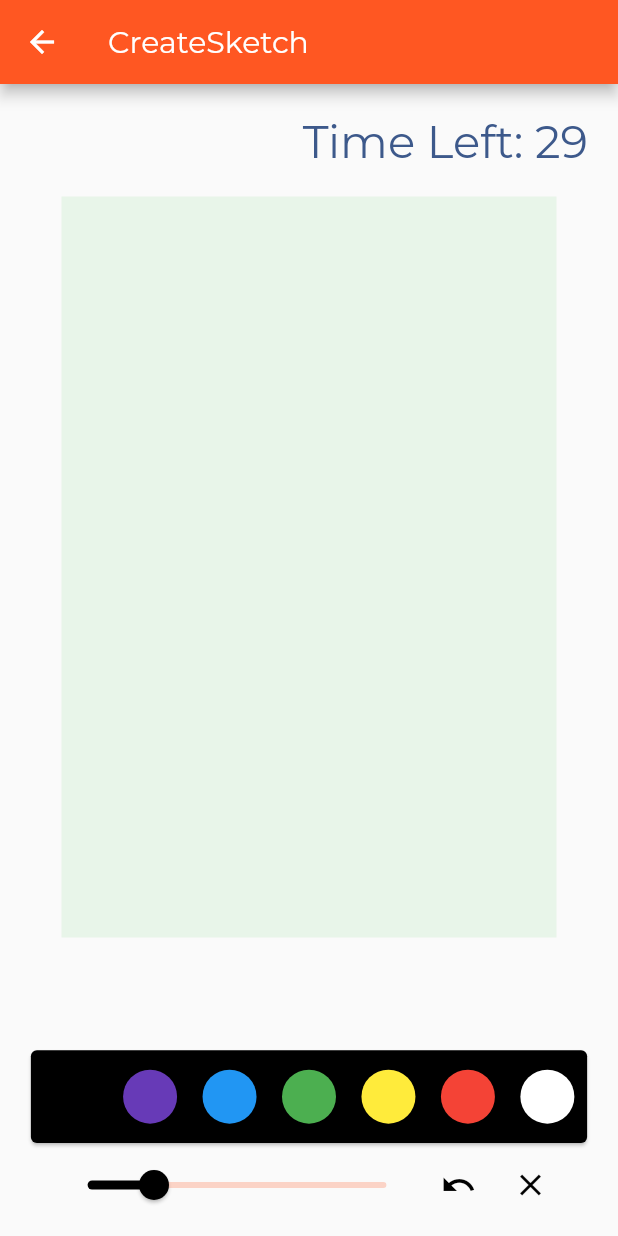
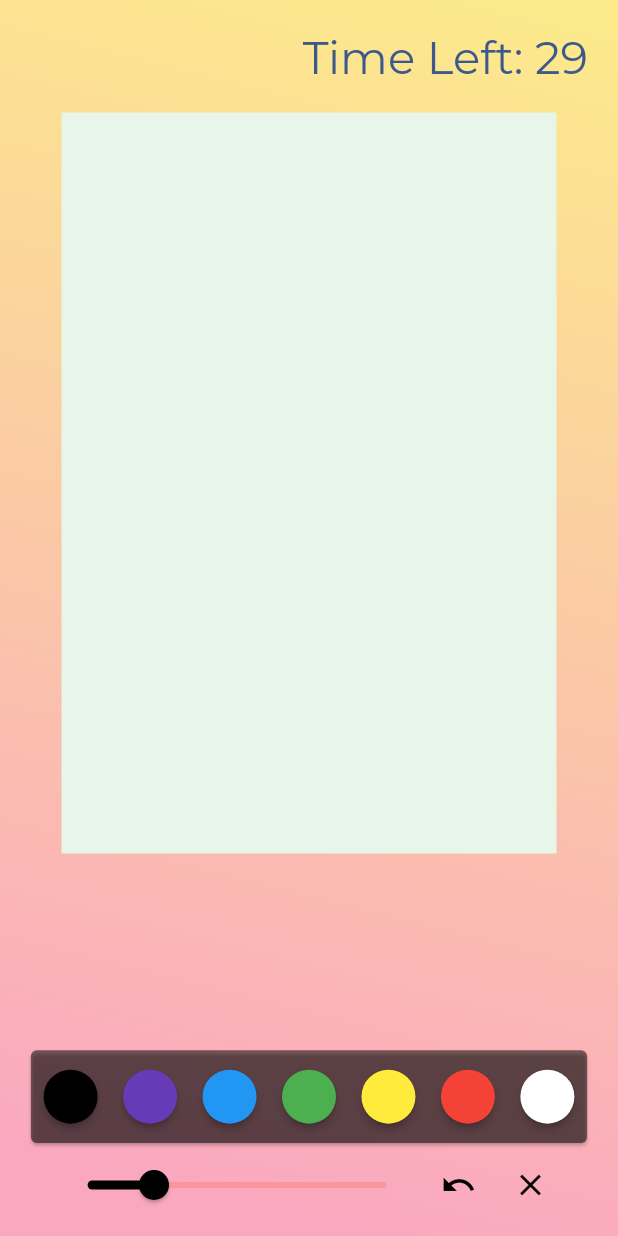
Before and after one commit to nachiketingle/new_hack_who_this, a Flutter app: the CreateSketch screen opened by its route, on a phone screen of 412 x 824 dp. Run offline on Flutter 3.47's test engine with Material 2 defaults, Android fonts, the phone set to English and light mode, and no system bars; our stand-ins replace carousel_slider, flutter_dotenv, flutter_spinkit; missing offline and left inert: dart:ffi, flutter_pusher, keyboard_visibility, particles_flutter; accounts and stored records are empty.

Commit message:
main gameplay done

```diff
--- a/lib/CustomWidgets/SketchCanvas.dart
+++ b/lib/CustomWidgets/SketchCanvas.dart
@@ -244,7 +244,7 @@ class _ColorPaletteState extends State<ColorPalette> {
     return Column(
       children: <Widget>[
         Card(
-          color: chosenColor,
+          color: chosenColor.withOpacity(.5),
           child: Container(
               height: MediaQuery.of(context).size.height * 0.075,
               width: MediaQuery.of(context).size.width * 0.9,
--- a/lib/Pages/CreateSketch.dart
+++ b/lib/Pages/CreateSketch.dart
@@ -9,32 +9,42 @@ import 'package:new_hack_who_this/Models/User.dart';
 import 'package:new_hack_who_this/Pages/ImportAllPages.dart';
 
 class CreateSketch extends StatefulWidget {
-
   _CreateSketchState createState() => _CreateSketchState();
 }
 
 class _CreateSketchState extends State<CreateSketch> {
-
   GlobalKey<SketchCanvasState> _sketchCanvasKey = GlobalKey();
 
   Future<void> _submitSketch() async {
     // get encoded string for sketch
     String base64String = await _sketchCanvasKey.currentState.getImageData();
     // submit the sketch to the server
-    SketchServices.submitSketch(User.currUser.accessCode, base64String, User.currUser.name);
+    SketchServices.submitSketch(
+        User.currUser.accessCode, base64String, User.currUser.name);
     // view sketch
     //Navigator.pushNamed(context, '/submitSketch', arguments: Sketch(base64String));
-    Navigator.pushReplacement(context, CustomFadeTransition.createRoute(SubmitSketch(), args: Sketch(base64String)));
+    Navigator.pushReplacement(
+        context,
+        CustomFadeTransition.createRoute(SubmitSketch(),
+            args: Sketch(base64String)));
   }
 
   @override
   Widget build(BuildContext context) {
     return SafeArea(
       child: Scaffold(
-        appBar: AppBar(
-          title: Text("CreateSketch"),
-        ),
-        body: Container(
+          body: Stack(children: <Widget>[
+        Opacity(
+            opacity: .6,
+            child: Container(
+              decoration: BoxDecoration(
+                gradient: LinearGradient(
+                    begin: Alignment.bottomCenter,
+                    end: Alignment.topRight,
+                    colors: [Constants.primaryColor, Constants.secondaryColor]),
+              ),
+            )),
+        Container(
           height: double.infinity,
           width: double.infinity,
           child: Stack(
@@ -52,23 +62,24 @@ class _CreateSketchState extends State<CreateSketch> {
               ),
               Positioned(
                 top: 75,
-                child: SketchCanvas(key: _sketchCanvasKey,),
+                child: SketchCanvas(
+                  key: _sketchCanvasKey,
+                ),
               ),
               Positioned(
-                bottom: 10,
-                child: ColorPalette(
+                  bottom: 10,
+                  child: ColorPalette(
                     undo: () {
                       _sketchCanvasKey.currentState.undoLine();
                     },
-                  clear: () {
+                    clear: () {
                       _sketchCanvasKey.currentState.clearCanvas();
-                  },
-                )
-              )
+                    },
+                  ))
             ],
           ),
         ),
-      ),
+      ])),
     );
   }
 }
```
Also changed, not shown: lib/Pages/SubmitSketch.dart (+26 -8 lines).
